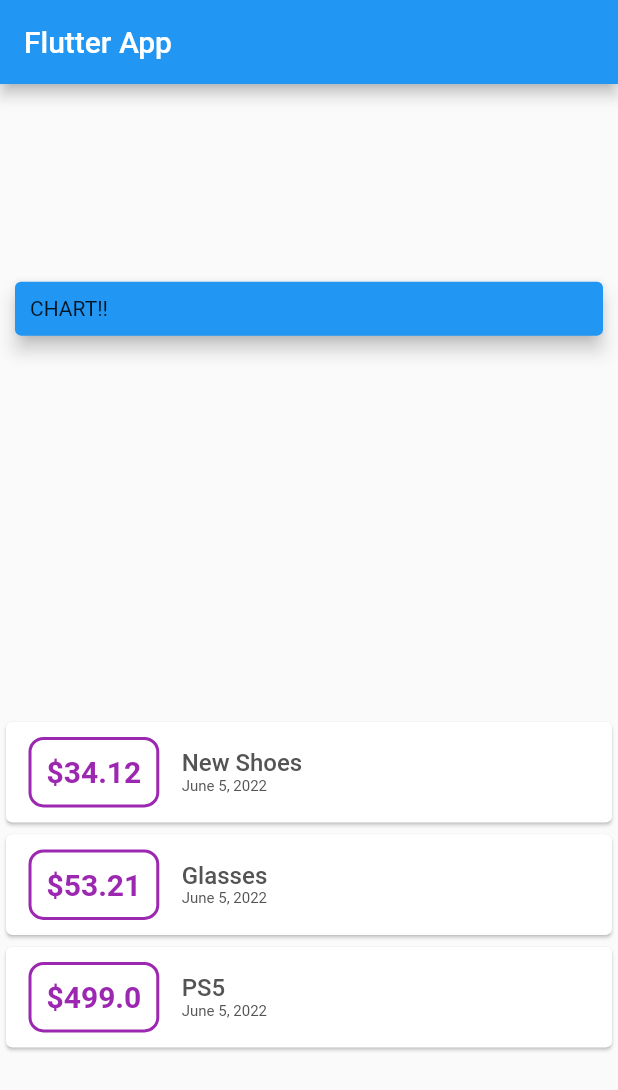
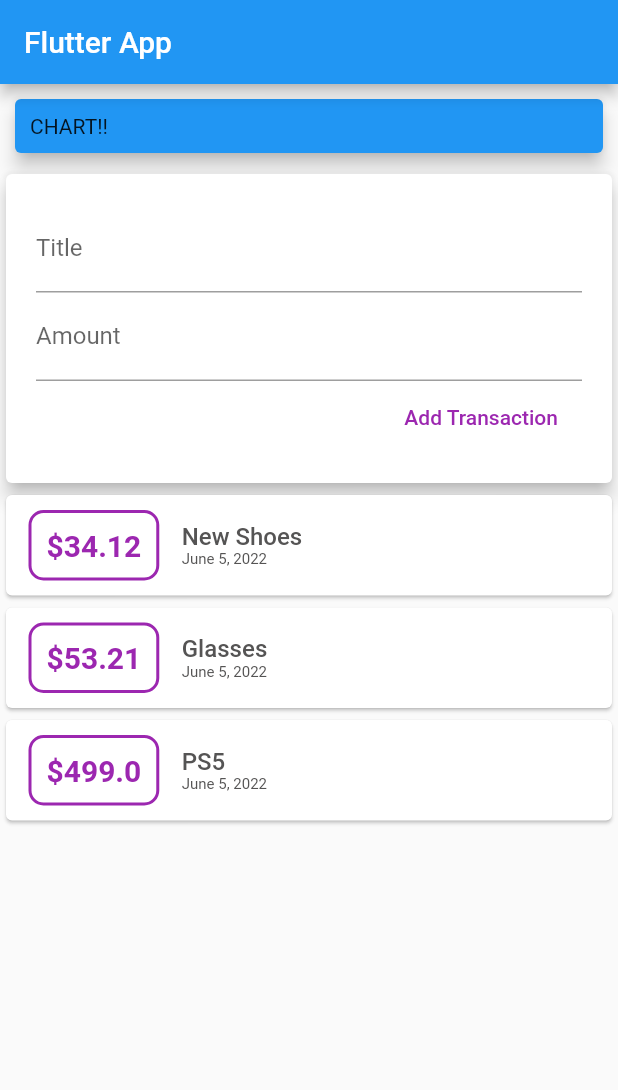
Before and after one commit to Yasser-Shehab/flutter-personal-expenses, a Flutter app: the screen it shows after launch, on a phone screen of 412 x 824 dp. Shown: the top 1090 px of the screen. Run offline on Flutter 3.47's test engine with Material 2 defaults, Android fonts, the phone set to English and light mode, and no system bars.

Commit message:
Added TextInputs and onChange Eventhandler

```diff
--- a/lib/main.dart
+++ b/lib/main.dart
@@ -28,12 +28,15 @@ class MyHomePage extends StatelessWidget {
     Transaction(id: 't1', title: 'PS5', amount: 499, date: DateTime.now()),
   ];
 
+  String? titleInput;
+  String? amountInput;
+
   @override
   Widget build(BuildContext context) {
     return Scaffold(
       appBar: AppBar(title: Text('Flutter App')),
       body: Column(
-        mainAxisAlignment: MainAxisAlignment.spaceAround,
+        // mainAxisAlignment: MainAxisAlignment.start,
         crossAxisAlignment: CrossAxisAlignment.start,
         children: <Widget>[
           Card(
@@ -45,6 +48,36 @@ class MyHomePage extends StatelessWidget {
               child: Text('CHART!!'),
             ),
             elevation: 5,
+          ),
+          Card(
+            elevation: 5,
+            child: Container(
+              margin: EdgeInsets.all(10),
+              padding: EdgeInsets.all(10),
+              child:
+                  Column(crossAxisAlignment: CrossAxisAlignment.end, children: [
+                TextField(
+                  decoration: InputDecoration(labelText: 'Title'),
+                  onChanged: (value) {
+                    titleInput = value;
+                  },
+                ),
+                TextField(
+                  decoration: InputDecoration(labelText: 'Amount'),
+                  onChanged: (value) {
+                    amountInput = value;
+                  },
+                ),
+                FlatButton(
+                  textColor: Colors.purple,
+                  onPressed: () {
+                    print(titleInput);
+                    print(amountInput);
+                  },
+                  child: Text('Add Transaction'),
+                )
+              ]),
+            ),
           ),
           Column(
             children: transactions.map((tx) {
```
